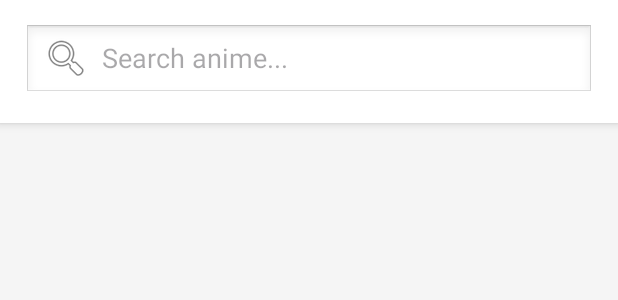
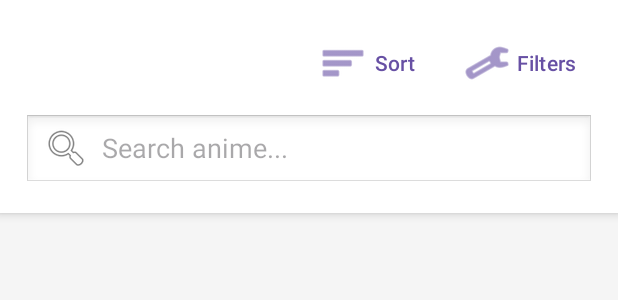
Before and after one commit to AntonBubnov/AnimeRecsProject, an Android app: the layout fragment_search.xml on its own in the app's theme, with its tools: preview values and no code run, on a phone screen of 412 x 824 dp. Shown: the top 300 px of the screen. Run offline under Robolectric (Android 15) with nearby library versions, the phone set to English and light mode, and no system bars; network calls fail.

Commit message:
Feat(Android/UI): Integrate sorting and filtering bottom sheets into SearchFragment

```diff
--- a/android/app/src/main/java/com/example/animerecsclient/ui/SearchFragment.java
+++ b/android/app/src/main/java/com/example/animerecsclient/ui/SearchFragment.java
@@ -20,6 +20,10 @@ import androidx.recyclerview.widget.GridLayoutManager;
 import androidx.recyclerview.widget.RecyclerView;
 import com.example.animerecsclient.R;
 import com.example.animerecsclient.viewmodel.SearchViewModel;
+import com.example.animerecsclient.ui.bottomsheet.FilterBottomSheet;
+import com.example.animerecsclient.ui.bottomsheet.SortingBottomSheet;
+import com.example.animerecsclient.model.AppConstants;
+import com.example.animerecsclient.model.FilterRequest;
 
 public class SearchFragment extends Fragment {
 
@@ -77,6 +81,30 @@ public class SearchFragment extends Fragment {
             return false;
         });
 
+        // Кнопка Фільтрів
+        view.findViewById(R.id.btnFilter).setOnClickListener(v -> {
+            AppConstants constants = viewModel.getConstants().getValue();
+            FilterRequest current = viewModel.getCurrentFilter();
+
+            FilterBottomSheet sheet = new FilterBottomSheet(current, constants, newFilter -> {
+                viewModel.searchAdvanced(newFilter);
+            });
+            sheet.show(getParentFragmentManager(), "FilterSheet");
+        });
+
+        // Кнопка Сортування
+        view.findViewById(R.id.btnSort).setOnClickListener(v -> {
+            FilterRequest current = viewModel.getCurrentFilter();
+
+            SortingBottomSheet sheet = new SortingBottomSheet(current, (sortBy, sortOrder) -> {
+                // Оновлюємо тільки поля сортування в поточному запиті
+                current.sortBy = sortBy;
+                current.sortOrder = sortOrder;
+                viewModel.searchAdvanced(current);
+            });
+            sheet.show(getParentFragmentManager(), "SortSheet");
+        });
+
         // Слухач вводу тексту з затримкою (Debounce)
         etSearch.addTextChangedListener(new TextWatcher() {
             @Override
--- a/android/app/src/main/res/layout/fragment_search.xml
+++ b/android/app/src/main/res/layout/fragment_search.xml
@@ -9,12 +9,46 @@
     android:focusable="true"
     android:focusableInTouchMode="true">
 
-    <FrameLayout
+    <LinearLayout
         android:layout_width="match_parent"
         android:layout_height="wrap_content"
+        android:orientation="vertical"
         android:padding="16dp"
         android:background="#FFFFFF"
         android:elevation="4dp">
+
+        <LinearLayout
+            android:layout_width="match_parent"
+            android:layout_height="wrap_content"
+            android:orientation="horizontal"
+            android:gravity="end"
+            android:layout_marginBottom="8dp">
+
+            <Button
+                android:id="@+id/btnSort"
+                style="?attr/borderlessButtonStyle"
+                android:layout_width="wrap_content"
+                android:layout_height="wrap_content"
+                android:minHeight="40dp"
+                android:text="Sort"
+                android:textColor="?attr/colorPrimary"
+                android:drawableLeft="@android:drawable/ic_menu_sort_by_size"
+                android:drawablePadding="4dp"
+                android:drawableTint="?attr/colorPrimary"
+                android:layout_marginEnd="8dp"/>
+
+            <Button
+                android:id="@+id/btnFilter"
+                style="?attr/borderlessButtonStyle"
+                android:layout_width="wrap_content"
+                android:layout_height="wrap_content"
+                android:minHeight="40dp"
+                android:text="Filters"
+                android:textColor="?attr/colorPrimary"
+                android:drawableLeft="@android:drawable/ic_menu_manage"
+                android:drawablePadding="4dp"
+                android:drawableTint="?attr/colorPrimary"/>
+        </LinearLayout>
 
         <EditText
             android:id="@+id/etSearchQuery"
@@ -28,7 +62,7 @@
             android:paddingEnd="12dp"
             android:drawableStart="@android:drawable/ic_menu_search"
             android:drawablePadding="8dp"/>
-    </FrameLayout>
+    </LinearLayout>
 
     <ProgressBar
         android:id="@+id/progressBarSearch"
```
